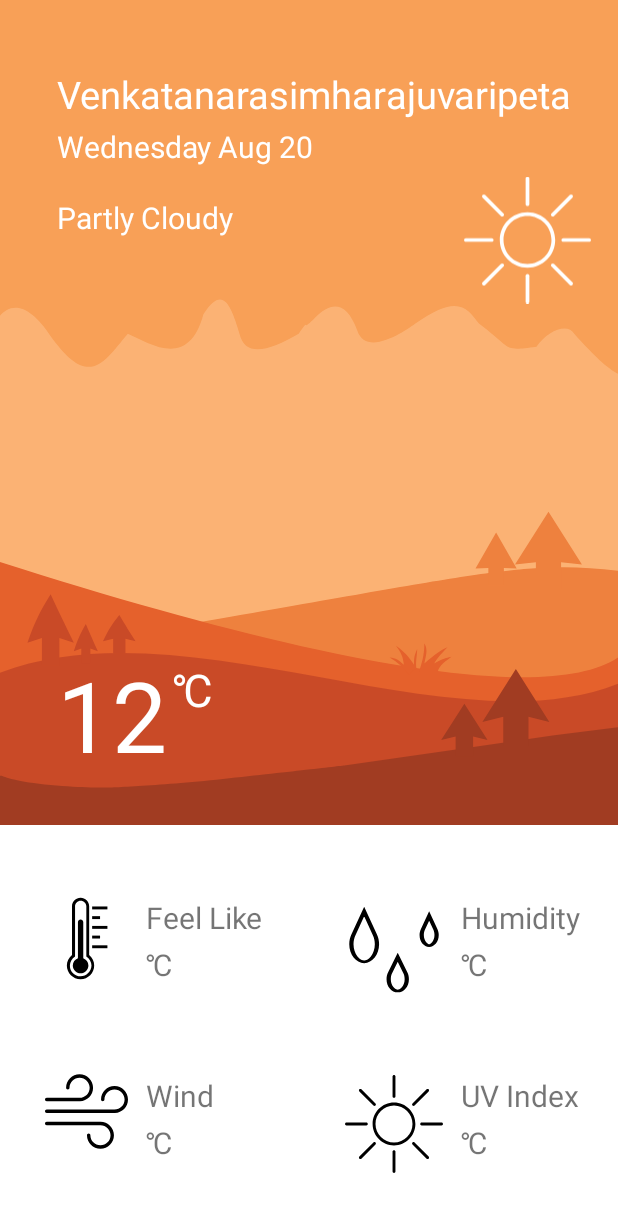
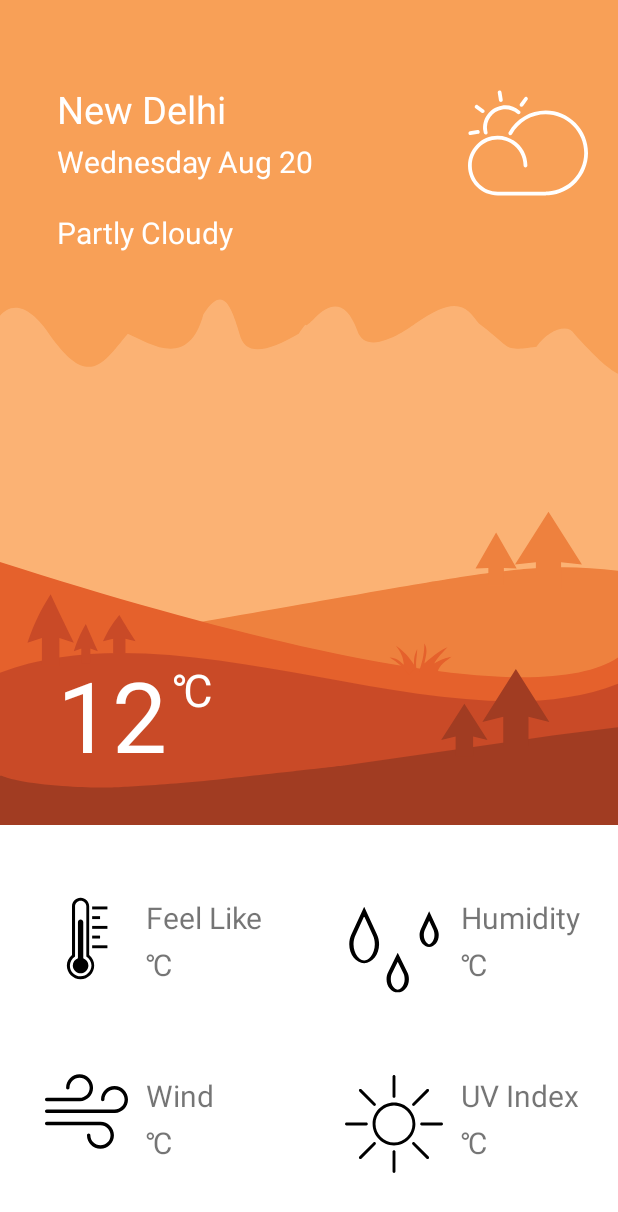
Before and after one commit to 10-kapilkori/WeatherAnalyser, an Android app: the layout fragment_present.xml on its own in the app's theme, with its tools: preview values and no code run, on a phone screen of 412 x 824 dp. Shown: the top 1212 px of the screen. Run offline under Robolectric (Android 15) with nearby library versions, the phone set to English and light mode, and no system bars.

Commit message:
integrated databinding

```diff
--- a/app/src/main/java/com/task/weatheranalyser/model/Condition.java
+++ b/app/src/main/java/com/task/weatheranalyser/model/Condition.java
@@ -9,4 +9,8 @@ public class Condition {
     public String getText() {
         return text;
     }
+
+    public void setText(String text) {
+        this.text = text;
+    }
 }
--- a/app/src/main/res/layout/fragment_present.xml
+++ b/app/src/main/res/layout/fragment_present.xml
@@ -32,15 +32,14 @@
 
             <ImageView
                 android:id="@+id/weather_type_iv"
-                android:layout_width="100dp"
-                android:layout_height="100dp"
-                android:layout_alignParentStart="true"
+                android:layout_width="80dp"
+                android:layout_height="80dp"
                 android:layout_alignParentTop="true"
-                android:layout_marginStart="309dp"
-                android:layout_marginTop="110dp"
-                android:layout_marginEnd="18dp"
+                android:layout_alignParentEnd="true"
+                android:layout_marginTop="55dp"
+                android:layout_marginEnd="20dp"
                 android:contentDescription="@string/type"
-                android:src="@drawable/ic_sun"
+                android:src="@drawable/ic_cloudy_weather"
                 android:visibility="visible" />
 
             <TextView
@@ -50,10 +49,11 @@
                 android:layout_alignParentStart="true"
                 android:layout_alignParentTop="true"
                 android:layout_marginStart="38dp"
-                android:layout_marginTop="45dp"
-                android:text="@string/new_delhi"
+                android:layout_marginTop="55dp"
+                android:text="@{weather.location}"
                 android:textColor="@color/white"
-                android:textSize="25sp" />
+                android:textSize="25sp"
+                tools:text="@string/new_delhi" />
 
             <TextView
                 android:id="@+id/present_date"
@@ -63,7 +63,8 @@
                 android:layout_alignParentStart="true"
                 android:layout_marginStart="38dp"
                 android:layout_marginTop="4dp"
-                android:text="@string/date"
+                android:text="@{weather.time}"
+                tools:text="@string/date"
                 android:textColor="@color/white"
                 android:textSize="20sp" />
 
@@ -75,9 +76,10 @@
                 android:layout_alignParentStart="true"
                 android:layout_marginStart="38dp"
                 android:layout_marginTop="20dp"
-                android:text="@string/type"
+                android:text="@{weather.text}"
                 android:textColor="@color/white"
-                android:textSize="20sp" />
+                android:textSize="20sp"
+                tools:text="@string/type" />
 
             <TextView
                 android:id="@+id/present_temp"
@@ -87,9 +89,10 @@
                 android:layout_alignParentStart="true"
                 android:layout_marginStart="38dp"
                 android:layout_marginBottom="30dp"
-                android:text="@string/temp"
+                android:text="@{weather.temp}"
                 android:textColor="@color/white"
-                android:textSize="65sp" />
+                android:textSize="65sp"
+                tools:text="@string/temp" />
 
             <TextView
                 android:layout_width="wrap_content"
@@ -133,8 +136,9 @@
                 android:layout_marginStart="12dp"
                 android:layout_marginTop="4dp"
                 android:layout_toEndOf="@id/feels_like_iv"
-                android:text="@string/sign"
-                android:textSize="20sp" />
+                android:text="@{weather.feelsLike}"
+                android:textSize="20sp"
+                tools:text="@string/sign" />
 
             <ImageView
                 android:id="@+id/humidity_iv"
@@ -167,8 +171,9 @@
                 android:layout_marginStart="12dp"
                 android:layout_marginTop="4dp"
                 android:layout_toEndOf="@id/humidity_iv"
-                android:text="@string/sign"
-                android:textSize="20sp" />
+                android:text="@{weather.humidity}"
+                android:textSize="20sp"
+                tools:text="@string/sign" />
 
             <ImageView
                 android:id="@+id/wind_iv"
@@ -201,8 +206,9 @@
                 android:layout_marginStart="12dp"
                 android:layout_marginTop="4dp"
                 android:layout_toEndOf="@id/wind_iv"
-                android:text="@string/sign"
-                android:textSize="20sp" />
+                android:text="@{weather.wind}"
+                android:textSize="20sp"
+                tools:text="@string/sign" />
 
             <ImageView
                 android:id="@+id/uv_iv"
@@ -235,8 +241,9 @@
                 android:layout_marginStart="12dp"
                 android:layout_marginTop="4dp"
                 android:layout_toEndOf="@id/uv_iv"
-                android:text="@string/sign"
-                android:textSize="20sp" />
+                android:text="@{weather.uv}"
+                android:textSize="20sp"
+                tools:text="@string/sign" />
         </RelativeLayout>
     </androidx.core.widget.NestedScrollView>
 </layout>
--- a/app/src/main/res/values/strings.xml
+++ b/app/src/main/res/values/strings.xml
@@ -6,7 +6,7 @@
     <!-- TODO: Remove or change this placeholder text -->
     <string name="hello_blank_fragment">Hello blank fragment</string>
     <string name="date">Wednesday Aug 20</string>
-    <string name="new_delhi">Venkatanarasimharajuvaripeta</string>
+    <string name="new_delhi">New Delhi</string>
     <string name="type">Partly Cloudy</string>
     <string name="temp">12</string>
     <string name="temp_weekly">32&#xb0;/26&#xb0;</string>
@@ -16,6 +16,7 @@
     <string name="humidity">Humidity</string>
     <string name="wind">Wind</string>
     <string name="uv">UV Index</string>
+    <string name="wind_speed">km/h</string>
     <string name="option_menu">option menu</string>
     <string name="search_menu">Search</string>
 </resources>
```
Also changed, not shown: app/src/main/java/com/task/weatheranalyser/fragment/PresentFragment.java (+31 -1 lines), app/src/main/java/com/task/weatheranalyser/viewmodel/CurrentViewModel.java (+12 -3 lines).
